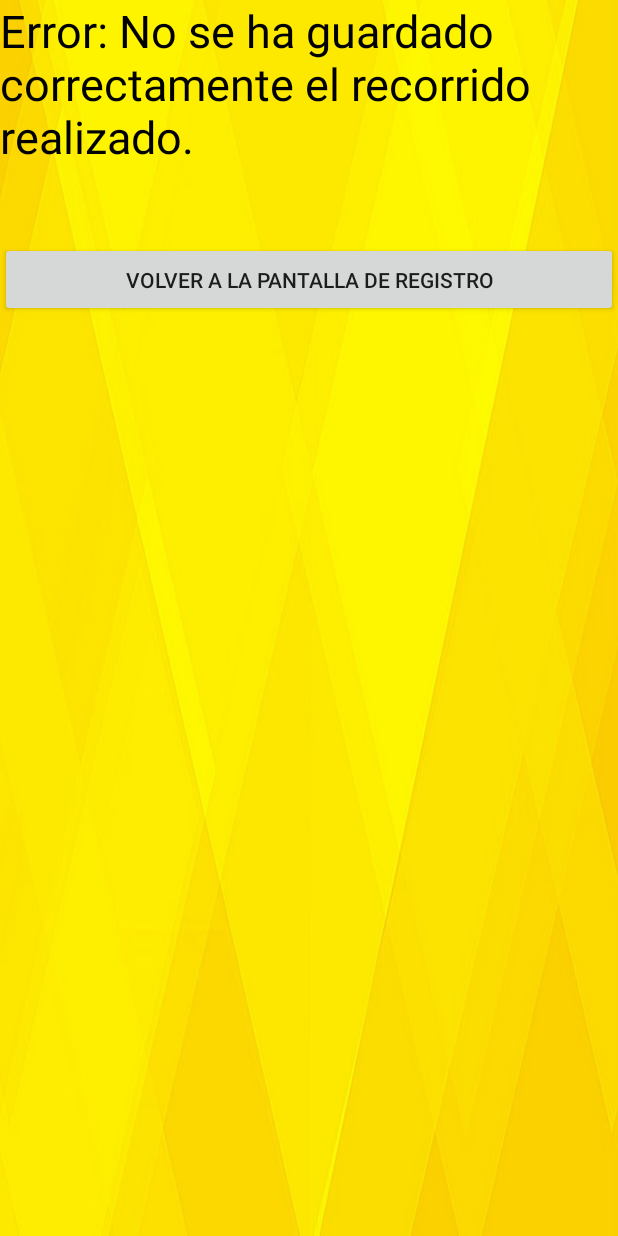
After one commit to fabcataldo/runningcoloapp, an Android app: the CoordsEmptyError screen opened directly, with no data from a screen before it, on a phone screen of 412 x 824 dp. The commit adds this screen. Run offline under Robolectric (Android 15) with nearby library versions, the phone set to English and light mode, and no system bars; network calls fail.

Commit message:
Arreglo de unos bugs menores

```diff
--- /dev/null
+++ b/app/src/main/java/com/iua/fabio/runningcoloapp/com/iua/fabio/runningcoloapp/actividades/CoordsEmptyError.java
@@ -0,0 +1,32 @@
+package com.iua.fabio.runningcoloapp.com.iua.fabio.runningcoloapp.actividades;
+
+import android.content.Intent;
+import android.support.v7.app.AppCompatActivity;
+import android.os.Bundle;
+import android.view.View;
+import android.widget.Button;
+
+import com.iua.fabio.runningcoloapp.R;
+import com.iua.fabio.runningcoloapp.com.iua.fabio.runningcoloapp.actividades.RegistryActivity;
+
+public class CoordsEmptyError extends AppCompatActivity {
+
+    @Override
+    protected void onCreate(Bundle savedInstanceState) {
+        super.onCreate(savedInstanceState);
+        setContentView(R.layout.activity_coords_empty_error);
+
+        Button boton = findViewById(R.id.boton_volver_activity_coords_empty_error);
+        boton.setOnClickListener(new View.OnClickListener() {
+            @Override
+            public void onClick(View v) {
+                goToActivityRegistro();
+            }
+        });
+    }
+
+    private void goToActivityRegistro(){
+        Intent intento = new Intent(this, RegistryActivity.class);
+        startActivity(intento);
+    }
+}
--- a/app/src/main/java/com/iua/fabio/runningcoloapp/com/iua/fabio/runningcoloapp/actividades/ListActivity.java
+++ b/app/src/main/java/com/iua/fabio/runningcoloapp/com/iua/fabio/runningcoloapp/actividades/ListActivity.java
@@ -21,6 +21,9 @@ public class ListActivity extends AppCompatActivity{
         CustomListAdapter cla=null;
         try {
              cla = new CustomListAdapter(this);
+             if(cla.getLcd().size()==0){
+                 GoToFileNotFoundFromListActivity();
+             }
         } catch (FileNotFoundException fnfe){
             GoToFileNotFoundFromListActivity();
         }
--- /dev/null
+++ b/app/src/main/res/layout/activity_coords_empty_error.xml
@@ -0,0 +1,26 @@
+<?xml version="1.0" encoding="utf-8"?>
+<LinearLayout xmlns:android="http://schemas.android.com/apk/res/android"
+    xmlns:app="http://schemas.android.com/apk/res-auto"
+    xmlns:tools="http://schemas.android.com/tools"
+    android:layout_width="match_parent"
+    android:layout_height="match_parent"
+    tools:context=".com.iua.fabio.runningcoloapp.actividades.CoordsEmptyError"
+    android:orientation="vertical"
+    android:background="@drawable/fondoasd"
+    >
+
+    <TextView
+        android:id="@+id/textView2"
+        android:layout_width="match_parent"
+        android:layout_height="wrap_content"
+        android:text="@string/texto_coords_empty_error"
+        android:textColor="#000"
+        android:textSize="30dp" />
+
+    <Button
+        android:id="@+id/boton_volver_activity_coords_empty_error"
+        android:layout_width="match_parent"
+        android:layout_height="50dp"
+        android:layout_marginTop="50dp"
+        android:text="@string/titulo_boton_volver_coords_empty_error" />
+</LinearLayout>
--- a/app/src/main/res/values/strings.xml
+++ b/app/src/main/res/values/strings.xml
@@ -10,6 +10,8 @@
     <string name="titulo_file_not_found_from_list_activity">Error inesperado!</string>
     <string name="titulo_audio_detail_activity">Reproducir canción seleccionada</string>
     <string name="titulo_fb_share_race_activity">Compartir en Facebook tu última carrera</string>
+    <string name="texto_coords_empty_error">Error: No se ha guardado correctamente el recorrido
+        realizado. </string>
 
     <string name="titulo_boton_start_cronometro">Comenzar</string>
     <string name="titulo_boton_stop_cronometro">Detener</string>
@@ -20,6 +22,7 @@
     <string name="titulo_boton_celda_detalle">Ver en detalle</string>
     <string name="titulo_boton_celda_borrar">Borrar</string>
     <string name="titulo_boton_map_race_detail">Ver el recorrido realizado en un mapa</string>
+    <string name="titulo_boton_volver_coords_empty_error">Volver a la pantalla de registro</string>
 
     <!-- TODO: Remove or change this placeholder text -->
     <string name="hello_blank_fragment">Hello blank fragment</string>
```
Also changed, not shown: app/src/main/AndroidManifest.xml (+25 -13 lines), app/src/main/java/com/iua/fabio/runningcoloapp/com/iua/fabio/runningcoloapp/actividades/RunningFragment.java (+21 -11 lines), app/src/main/java/com/iua/fabio/runningcoloapp/com/iua/fabio/runningcoloapp/actividades/SplashActivity.java (+11 -3 lines), app/src/main/res/layout/activity_audio_detail.xml (deleted, +0 -52 lines), app/src/main/res/layout/activity_file_not_found_from_list.xml (+3 -4 lines).
